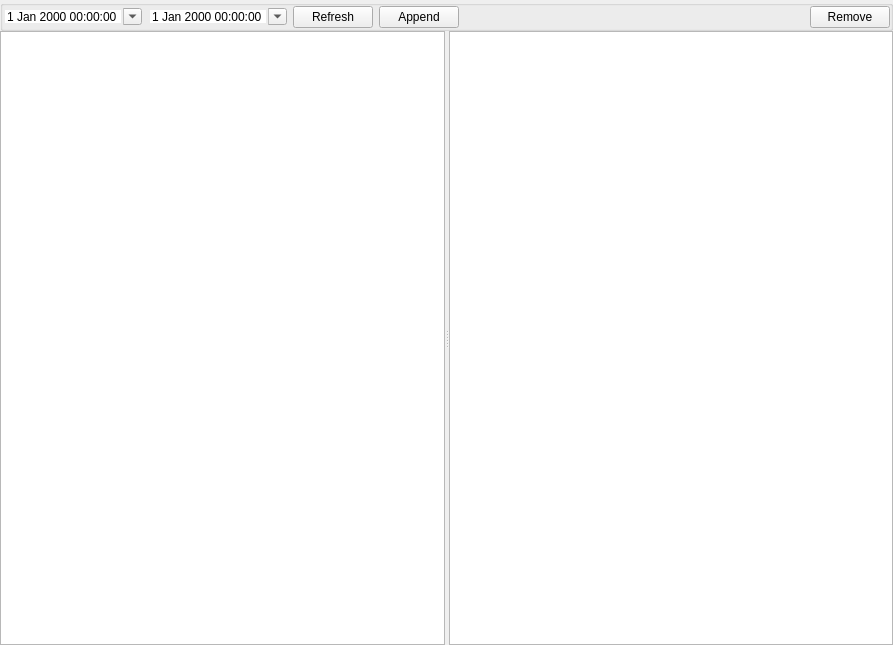
ytxerp/ytx-client, file billing/settlement/settlementwidget.ui: the form before one commit.
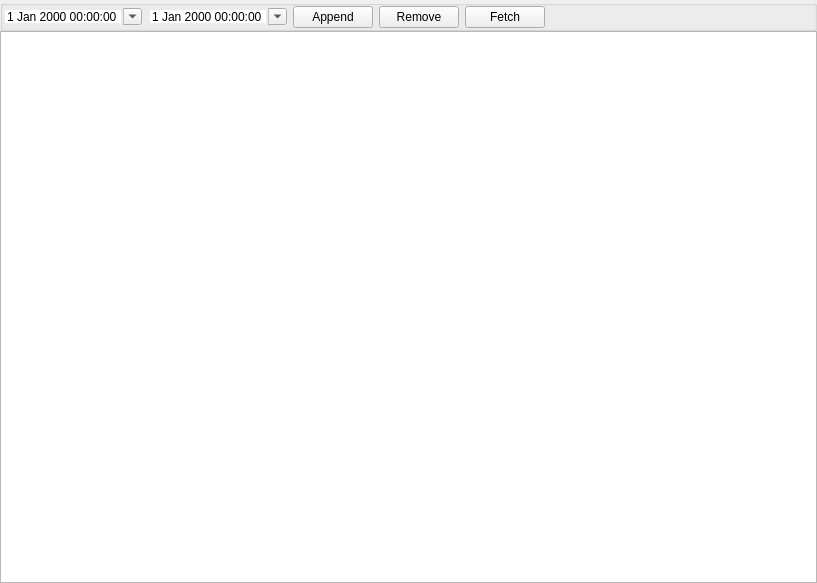
The form after the commit. Custom widgets are drawn as their Qt base class.

What changed in the file:
```diff
--- a/billing/settlement/settlementwidget.ui
+++ b/billing/settlement/settlementwidget.ui
@@ -6,8 +6,8 @@
    <rect>
     <x>0</x>
     <y>0</y>
-    <width>893</width>
-    <height>645</height>
+    <width>817</width>
+    <height>583</height>
    </rect>
   </property>
   <property name="windowTitle">
@@ -26,7 +26,7 @@
    <property name="bottomMargin">
     <number>0</number>
    </property>
-   <property name="verticalSpacing">
+   <property name="spacing">
     <number>0</number>
    </property>
    <item row="0" column="0">
@@ -76,13 +76,6 @@
         </property>
        </widget>
       </item>
-      <item>
-       <widget class="QPushButton" name="pBtnRefresh">
-        <property name="text">
-         <string>Refresh</string>
-        </property>
-       </widget>
-      </item>
       <item>
        <widget class="QPushButton" name="pBtnAppend">
         <property name="text">
@@ -90,6 +83,20 @@
         </property>
        </widget>
       </item>
+      <item>
+       <widget class="QPushButton" name="pBtnRemove">
+        <property name="text">
+         <string>Remove</string>
+        </property>
+       </widget>
+      </item>
+      <item>
+       <widget class="QPushButton" name="pBtnFetch">
+        <property name="text">
+         <string>Fetch</string>
+        </property>
+       </widget>
+      </item>
       <item>
        <spacer name="horizontalSpacer">
         <property name="orientation">
@@ -103,30 +110,11 @@
         </property>
        </spacer>
       </item>
-      <item>
-       <widget class="QPushButton" name="pBtnRemoveSettlement">
-        <property name="text">
-         <string>Remove</string>
-        </property>
-       </widget>
-      </item>
      </layout>
     </widget>
    </item>
    <item row="1" column="0">
-    <widget class="QSplitter" name="splitter">
-     <property name="sizePolicy">
-      <sizepolicy hsizetype="Expanding" vsizetype="Expanding">
-       <horstretch>0</horstretch>
-       <verstretch>0</verstretch>
-      </sizepolicy>
-     </property>
-     <property name="orientation">
-      <enum>Qt::Orientation::Horizontal</enum>
-     </property>
-     <widget class="QTableView" name="settlementView"/>
-     <widget class="QTableView" name="settlementViewPrimary"/>
-    </widget>
+    <widget class="QTableView" name="tableView"/>
    </item>
   </layout>
  </widget>
```
Left out of the diff: 2 changed lines with no effect on the pictures.
